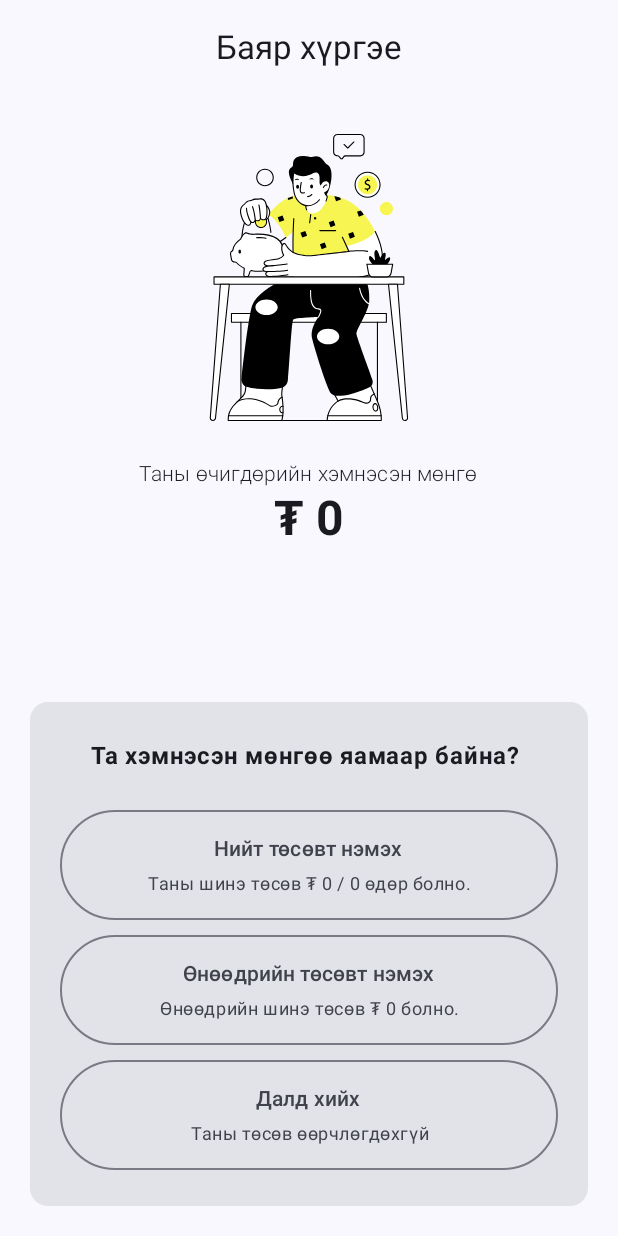
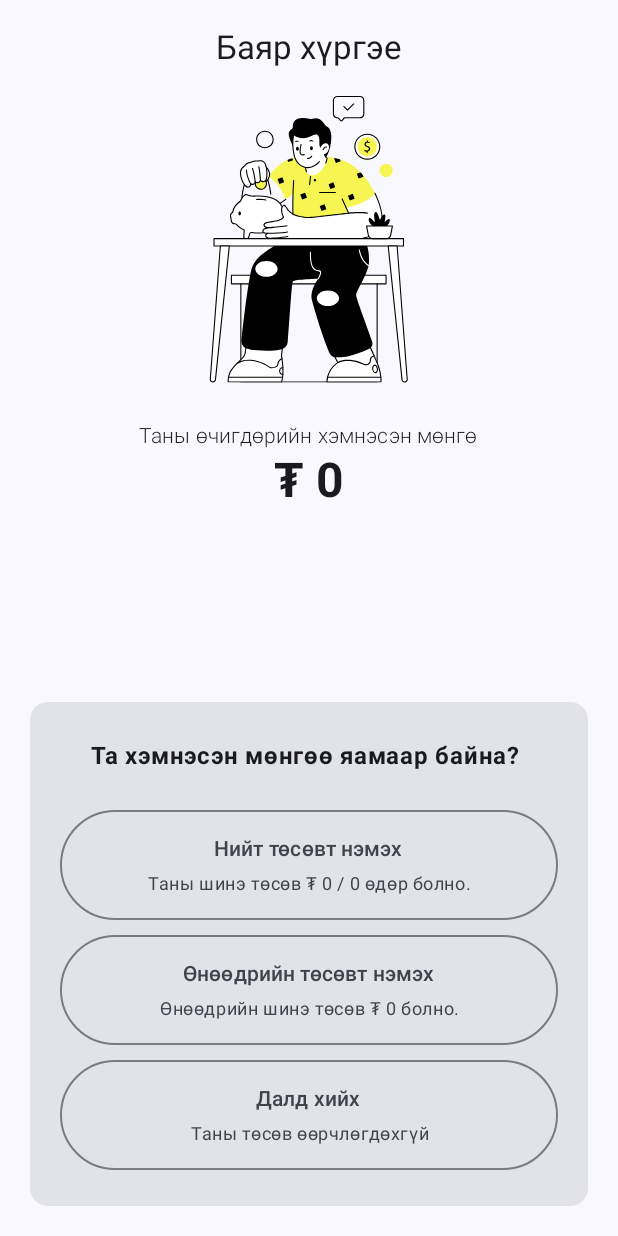
Before and after one commit to zolbooo/hetevch-app, an Android app built with Jetpack Compose: the composable SaveMoneyScreen called with empty values, on a phone screen of 412 x 824 dp. Run offline under Robolectric (Android 15) with nearby library versions, the phone set to English and light mode, and no system bars.

Commit message:
fix(save-money-screen): shrink image if necessary

```diff
--- a/androidApp/src/main/java/xyz/zolbooo/hetevch/android/ui/screens/SaveMoneyScreen.kt
+++ b/androidApp/src/main/java/xyz/zolbooo/hetevch/android/ui/screens/SaveMoneyScreen.kt
@@ -7,6 +7,7 @@ import androidx.compose.material3.*
 import androidx.compose.runtime.Composable
 import androidx.compose.ui.Alignment
 import androidx.compose.ui.Modifier
+import androidx.compose.ui.layout.ContentScale
 import androidx.compose.ui.res.painterResource
 import androidx.compose.ui.res.stringResource
 import androidx.compose.ui.text.font.FontWeight
@@ -37,13 +38,20 @@ fun SaveMoneyScreen(
     ) { paddingValues ->
         Column(
             horizontalAlignment = Alignment.CenterHorizontally,
+            verticalArrangement = Arrangement.SpaceBetween,
             modifier = Modifier
                 .padding(paddingValues)
                 .fillMaxWidth(),
         ) {
-            Spacer(Modifier.height(25.dp))
+            BoxWithConstraints {
+                val shouldShrinkImage = maxHeight < 700.dp
+                val shrunkImageHeight = maxHeight - 520.dp
+                Column(horizontalAlignment = Alignment.CenterHorizontally) {
                     Image(
-                painter = painterResource(R.drawable.saving), contentDescription = null
+                        painter = painterResource(R.drawable.saving),
+                        contentDescription = null,
+                        contentScale = ContentScale.Inside,
+                        modifier = if (shouldShrinkImage) Modifier.height(shrunkImageHeight) else Modifier,
                     )
                     Spacer(Modifier.height(25.dp))
                     // TODO: Render different strings depending on open date
@@ -57,7 +65,8 @@ fun SaveMoneyScreen(
                         style = MaterialTheme.typography.headlineLarge,
                         fontWeight = FontWeight.Bold,
                     )
-            Spacer(Modifier.height(40.dp))
+                }
+            }
             Column(verticalArrangement = Arrangement.Bottom, modifier = Modifier.weight(1f)) {
                 Card(Modifier.padding(20.dp)) {
                     Column(Modifier.padding(horizontal = 20.dp, vertical = 24.dp)) {
@@ -69,7 +78,10 @@ fun SaveMoneyScreen(
                             modifier = Modifier.padding(horizontal = 20.dp),
                         )
                         Spacer(Modifier.height(24.dp))
-                        OutlinedButton(onClick = onAddToTotalBudgetPress, modifier = Modifier.fillMaxWidth()) {
+                        OutlinedButton(
+                            onClick = onAddToTotalBudgetPress,
+                            modifier = Modifier.minimumInteractiveComponentSize()
+                        ) {
                             Column(
                                 horizontalAlignment = Alignment.CenterHorizontally,
                                 verticalArrangement = Arrangement.spacedBy(5.dp),
@@ -90,7 +102,10 @@ fun SaveMoneyScreen(
                             }
                         }
                         Spacer(Modifier.height(10.dp))
-                        OutlinedButton(onClick = onAddToDailyBudgetPress) {
+                        OutlinedButton(
+                            onClick = onAddToDailyBudgetPress,
+                            modifier = Modifier.minimumInteractiveComponentSize(),
+                        ) {
                             Column(
                                 horizontalAlignment = Alignment.CenterHorizontally,
                                 verticalArrangement = Arrangement.spacedBy(5.dp),
@@ -110,7 +125,10 @@ fun SaveMoneyScreen(
                             }
                         }
                         Spacer(Modifier.height(10.dp))
-                        OutlinedButton(onClick = onSavePress) {
+                        OutlinedButton(
+                            onClick = onSavePress,
+                            modifier = Modifier.minimumInteractiveComponentSize(),
+                        ) {
                             Column(
                                 horizontalAlignment = Alignment.CenterHorizontally,
                                 verticalArrangement = Arrangement.spacedBy(5.dp),
@@ -135,6 +153,7 @@ fun SaveMoneyScreen(
 
 @Preview(name = "Light mode")
 @Preview(name = "Dark mode", uiMode = Configuration.UI_MODE_NIGHT_YES)
+@Preview(name = "Medium screen", heightDp = 700)
 @Composable
 fun CongratulationsScreenPreview() {
     HetevchTheme {
```
Lines whose indentation alone changed are shown as unchanged.
